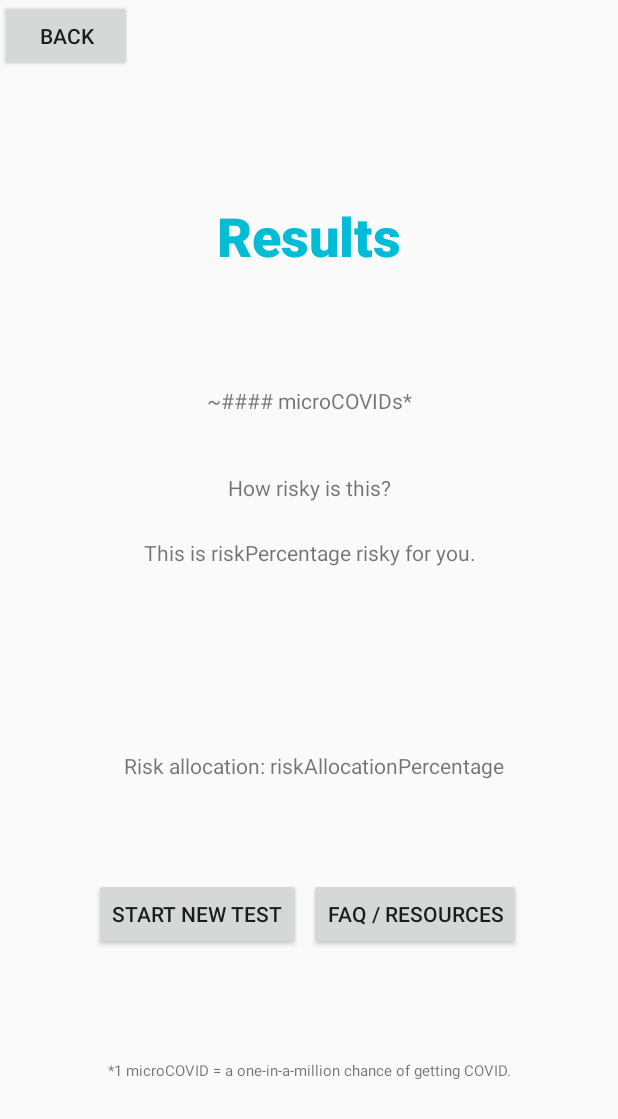
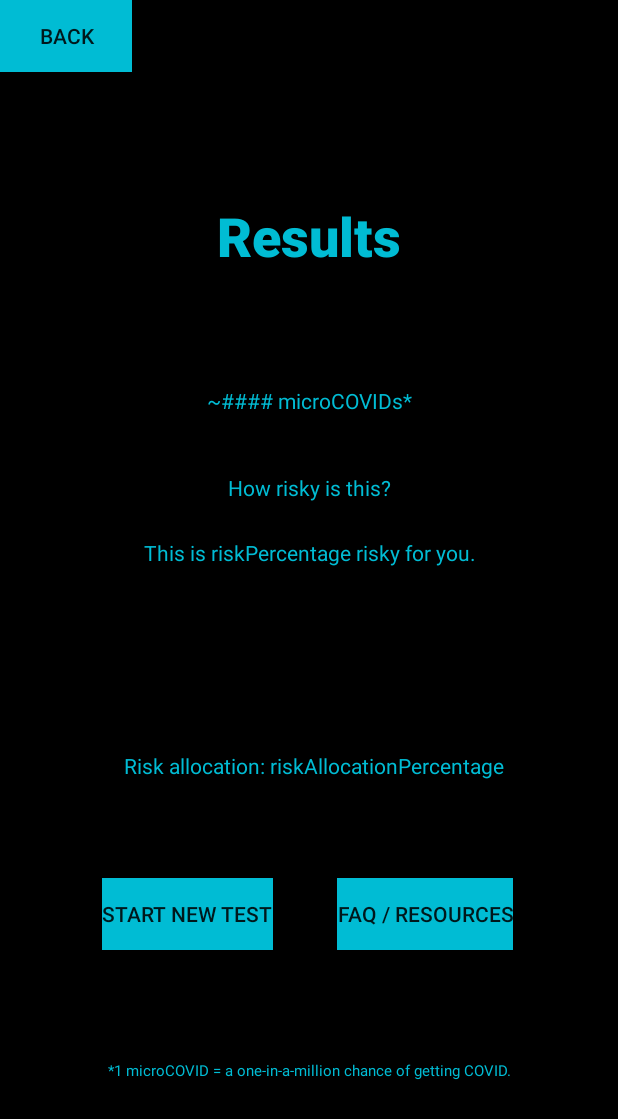
Before and after one commit to Mobile-Programing-Covid-Calculator/Master, an Android app: the layout activity_results_screen.xml on its own in the app's theme, with its tools: preview values and no code run, on a phone screen of 412 x 824 dp. Shown: the top 1119 px of the screen. Run offline under Robolectric (Android 15) with nearby library versions, the phone set to English and light mode, and no system bars.

Commit message:
Update activity_results_screen.xml

```diff
--- a/app/src/main/res/layout/activity_results_screen.xml
+++ b/app/src/main/res/layout/activity_results_screen.xml
@@ -3,7 +3,8 @@
     xmlns:app="http://schemas.android.com/apk/res-auto"
     xmlns:tools="http://schemas.android.com/tools"
     android:layout_width="match_parent"
-    android:layout_height="match_parent">
+    android:layout_height="match_parent"
+    android:background="#000000">
 
     <TextView
         android:id="@+id/resultsRiskAllocation"
@@ -14,6 +15,7 @@
         android:layout_marginBottom="184dp"
         android:text="@string/riskAllocation"
         android:textAlignment="center"
+        android:textColor="#00BCD4"
         app:layout_constraintBottom_toTopOf="@+id/resultsMIcrocovids2"
         app:layout_constraintEnd_toEndOf="parent"
         app:layout_constraintHorizontal_bias="1.0"
@@ -43,6 +45,7 @@
         android:id="@+id/backButton2"
         android:layout_width="wrap_content"
         android:layout_height="wrap_content"
+        android:background="#00BCD4"
         android:text="@string/back"
         app:layout_constraintStart_toStartOf="parent"
         app:layout_constraintTop_toTopOf="parent" />
@@ -52,6 +55,7 @@
         android:layout_width="wrap_content"
         android:layout_height="wrap_content"
         android:layout_marginTop="404dp"
+        android:background="#00BCD4"
         android:text="@string/newtestButton"
         app:layout_constraintBottom_toBottomOf="parent"
         app:layout_constraintEnd_toEndOf="parent"
@@ -65,6 +69,7 @@
         android:layout_width="wrap_content"
         android:layout_height="wrap_content"
         android:layout_marginTop="404dp"
+        android:background="#00BCD4"
         android:text="@string/FAQ"
         app:layout_constraintBottom_toBottomOf="parent"
         app:layout_constraintEnd_toEndOf="parent"
@@ -83,6 +88,7 @@
         android:layout_marginBottom="303dp"
         android:text="@string/results_microcovids"
         android:textAlignment="center"
+        android:textColor="#00BCD4"
         app:layout_constraintBottom_toTopOf="@+id/newtestButton"
         app:layout_constraintEnd_toEndOf="parent"
         app:layout_constraintStart_toStartOf="parent"
@@ -98,6 +104,7 @@
         android:layout_marginBottom="248dp"
         android:text="@string/results_risk"
         android:textAlignment="center"
+        android:textColor="#00BCD4"
         app:layout_constraintBottom_toTopOf="@+id/newtestButton"
         app:layout_constraintEnd_toEndOf="parent"
         app:layout_constraintStart_toStartOf="parent"
@@ -113,6 +120,7 @@
         android:layout_marginBottom="184dp"
         android:text="@string/results_risk2"
         android:textAlignment="center"
+        android:textColor="#00BCD4"
         app:layout_constraintBottom_toTopOf="@+id/newtestButton"
         app:layout_constraintEnd_toEndOf="parent"
         app:layout_constraintStart_toStartOf="parent"
@@ -126,6 +134,7 @@
         android:layout_marginEnd="65dp"
         android:text="@string/results_microcovids2"
         android:textAlignment="center"
+        android:textColor="#00BCD4"
         android:textSize="10sp"
         app:layout_constraintBottom_toBottomOf="parent"
         app:layout_constraintEnd_toEndOf="parent"
```
